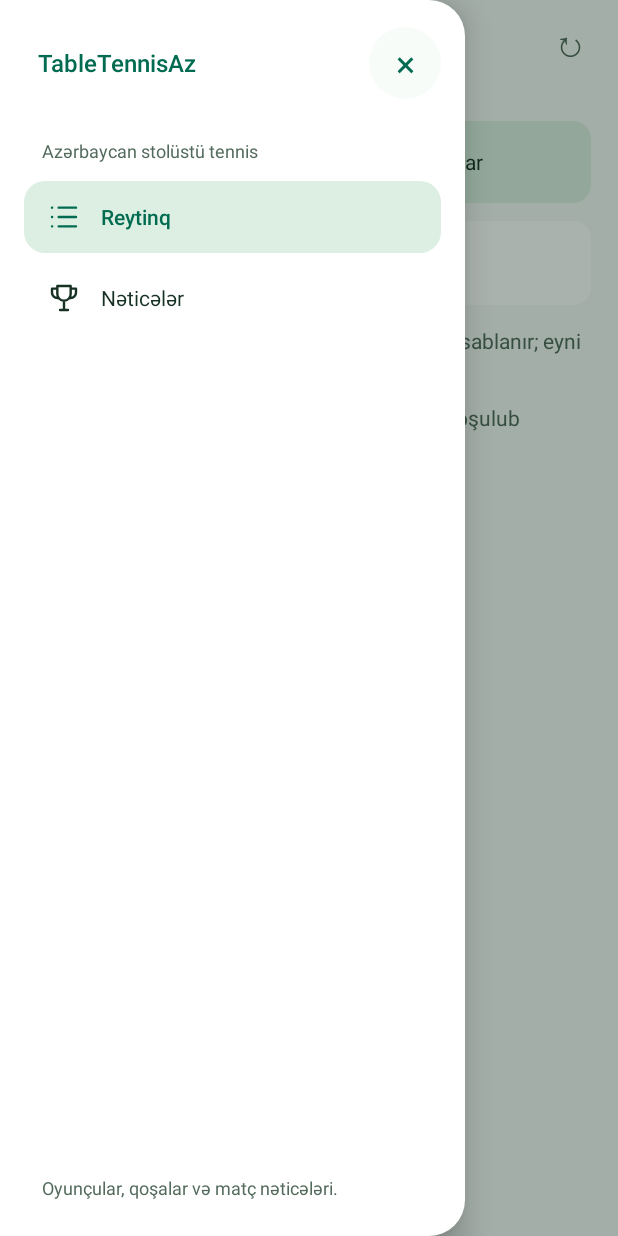
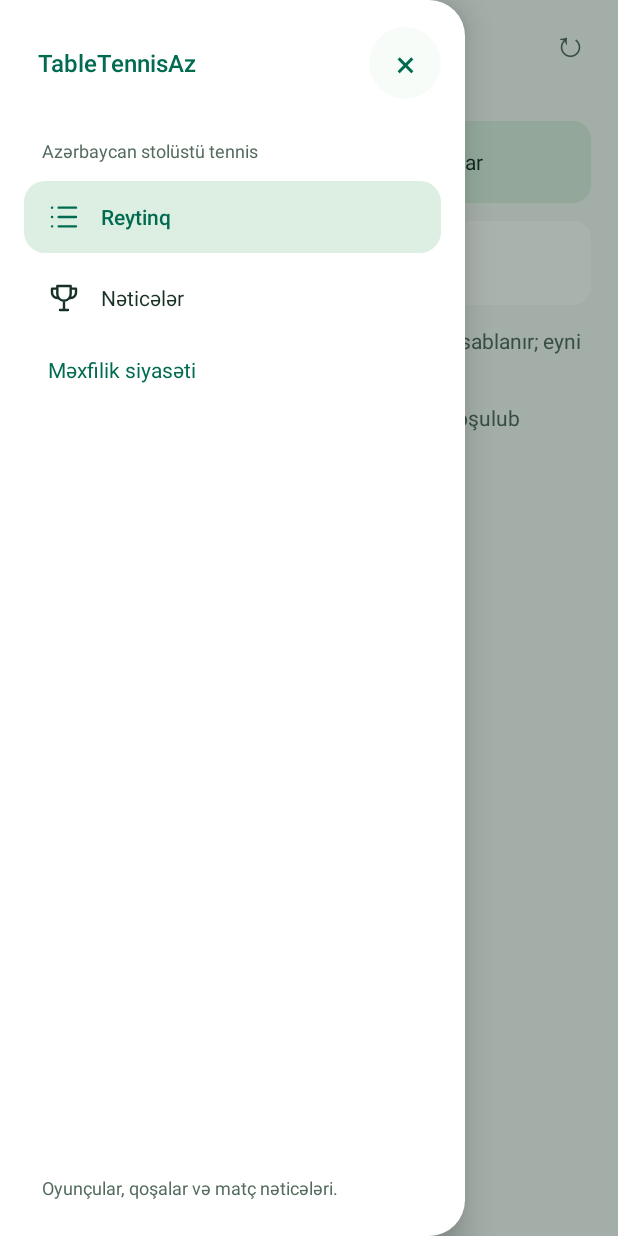
Before and after one commit to eshref/TableTennisAz, an Android app: the screen it shows after launch (RankingsActivity), after a tap on an icon or button, on a phone screen of 412 x 824 dp. Run offline under Robolectric (Android 15) with nearby library versions, the phone set to English and light mode, and no system bars.

Commit message:
Add the TableTennisAz privacy policy

```diff
--- a/app/src/main/java/az/tabletennis/MainScreenChrome.java
+++ b/app/src/main/java/az/tabletennis/MainScreenChrome.java
@@ -1,12 +1,14 @@
 package az.tabletennis;
 
 import android.app.Activity;
+import android.content.ActivityNotFoundException;
 import android.content.Intent;
 import android.content.res.ColorStateList;
 import android.graphics.Typeface;
 import android.graphics.drawable.GradientDrawable;
 import android.graphics.drawable.RippleDrawable;
 import android.graphics.drawable.StateListDrawable;
+import android.net.Uri;
 import android.os.Build;
 import android.view.Gravity;
 import android.view.View;
@@ -16,6 +18,7 @@ import android.widget.LinearLayout;
 import android.widget.RadioButton;
 import android.widget.ScrollView;
 import android.widget.TextView;
+import android.widget.Toast;
 
 /** Main destinations share a compact bar and a modal, accessible navigation drawer. */
 final class MainScreenChrome {
@@ -134,6 +137,7 @@ final class MainScreenChrome {
         destinationSize.bottomMargin = dp(6);
         panel.addView(destination(R.string.rankings_title, R.id.destination_rankings, true), destinationSize);
         panel.addView(destination(R.string.results_title, R.id.destination_results, false));
+        panel.addView(privacyPolicyLink());
         panel.addView(new View(activity), new LinearLayout.LayoutParams(1, 0, 1));
         TextView footer = Presentation.label(activity, activity.getString(R.string.drawer_footer), 12);
         footer.setTextColor(activity.getColor(R.color.secondary));
@@ -151,6 +155,26 @@ final class MainScreenChrome {
             activity.getOnBackInvokedDispatcher().registerOnBackInvokedCallback(
                     android.window.OnBackInvokedDispatcher.PRIORITY_OVERLAY, backCallback);
         }
+    }
+
+    private Button privacyPolicyLink() {
+        Button link = new Button(activity);
+        link.setId(R.id.privacy_policy);
+        link.setText(R.string.privacy_policy);
+        link.setTextSize(14);
+        link.setGravity(Gravity.START | Gravity.CENTER_VERTICAL);
+        link.setPadding(dp(16), dp(8), dp(16), dp(8));
+        Presentation.action(link);
+        link.setOnClickListener(view -> {
+            closeDrawer();
+            Uri policy = Uri.parse(activity.getString(R.string.privacy_policy_url));
+            try {
+                activity.startActivity(new Intent(Intent.ACTION_VIEW, policy));
+            } catch (ActivityNotFoundException unavailable) {
+                Toast.makeText(activity, R.string.privacy_policy_browser_unavailable, Toast.LENGTH_SHORT).show();
+            }
+        });
+        return link;
     }
 
     private RadioButton destination(int title, int id, boolean targetRankings) {
--- a/app/src/main/res/values/ids.xml
+++ b/app/src/main/res/values/ids.xml
@@ -36,6 +36,7 @@
     <item name="drawer" type="id" />
     <item name="destination_rankings" type="id" />
     <item name="destination_results" type="id" />
+    <item name="privacy_policy" type="id" />
     <item name="main_body" type="id" />
     <item name="main_scroll" type="id" />
     <item name="retry" type="id" />
--- a/app/src/main/res/values/strings.xml
+++ b/app/src/main/res/values/strings.xml
@@ -1,5 +1,8 @@
 <resources>
     <string name="drawer_footer">Oyunçular, qoşalar və matç nəticələri.</string>
+    <string name="privacy_policy">Məxfilik siyasəti</string>
+    <string name="privacy_policy_url" translatable="false">https://eshref.github.io/TableTennisAz/privacy-policy.html</string>
+    <string name="privacy_policy_browser_unavailable">Məxfilik siyasətini açmaq üçün brauzer lazımdır.</string>
     <string name="pair_points">Qoşa xalı</string>
     <string name="pair_published_position">Dərc olunmuş mövqe</string>
     <string name="medal_gold">Qızıl</string>
```
Also changed, not shown: 4 other files.
